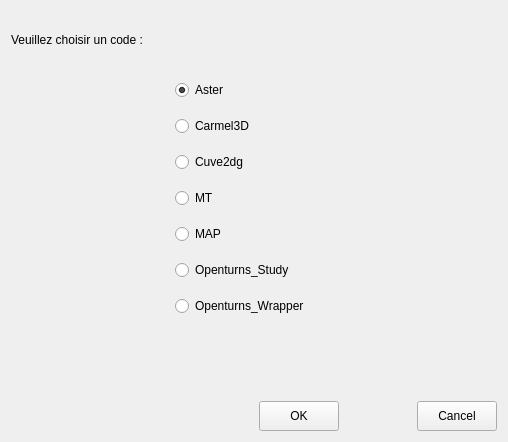
SalomePlatform/eficas_tools, file UiQT4/desChoixCode.ui: the form before one commit.
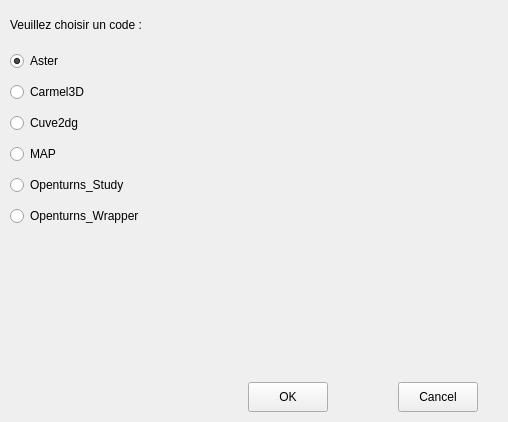
The form after the commit.

Commit message: Pour  decouvrir tous les catalogues

The edit to the form file:
```diff
--- a/UiQT4/desChoixCode.ui
+++ b/UiQT4/desChoixCode.ui
@@ -7,17 +7,21 @@
     <x>0</x>
     <y>0</y>
     <width>508</width>
-    <height>442</height>
+    <height>422</height>
    </rect>
   </property>
   <property name="windowTitle">
    <string>Choix du code</string>
   </property>
-  <layout class="QGridLayout" name="gridLayout_4">
-   <item row="0" column="0" rowspan="2" colspan="3">
-    <layout class="QGridLayout" name="gridLayout_2">
-     <item row="0" column="0">
-      <widget class="QLabel" name="label_choix">
+  <widget class="QRadioButton" name="rB_Openturns_Wrapper">
+   <property name="geometry">
+    <rect>
+     <x>10</x>
+     <y>201</y>
+     <width>162</width>
+     <height>30</height>
+    </rect>
+   </property>
        <property name="minimumSize">
         <size>
          <width>0</width>
@@ -25,57 +29,37 @@
         </size>
        </property>
        <property name="text">
-        <string>Veuillez choisir un code :</string>
-       </property>
-      </widget>
-     </item>
-     <item row="0" column="1">
-      <spacer name="horizontalSpacer">
-       <property name="orientation">
-        <enum>Qt::Horizontal</enum>
-       </property>
-       <property name="sizeHint" stdset="0">
+    <string>Openturns_Wrapper</string>
+   </property>
+  </widget>
+  <widget class="QRadioButton" name="rB_Openturns_Study">
+   <property name="geometry">
+    <rect>
+     <x>10</x>
+     <y>170</y>
+     <width>162</width>
+     <height>30</height>
+    </rect>
+   </property>
+   <property name="minimumSize">
         <size>
-         <width>298</width>
-         <height>20</height>
-        </size>
-       </property>
-      </spacer>
-     </item>
-    </layout>
-   </item>
-   <item row="1" column="1">
-    <spacer name="verticalSpacer">
-     <property name="orientation">
-      <enum>Qt::Vertical</enum>
-     </property>
-     <property name="sizeHint" stdset="0">
-      <size>
-       <width>20</width>
-       <height>62</height>
-      </size>
-     </property>
-    </spacer>
-   </item>
-   <item row="2" column="0" colspan="3">
-    <layout class="QGridLayout" name="gridLayout_3">
-     <item row="0" column="0">
-      <spacer name="horizontalSpacer_4">
-       <property name="orientation">
-        <enum>Qt::Horizontal</enum>
-       </property>
-       <property name="sizeHint" stdset="0">
-        <size>
-         <width>98</width>
-         <height>20</height>
-        </size>
-       </property>
-      </spacer>
-     </item>
-     <item row="0" column="1">
-      <layout class="QVBoxLayout" name="verticalLayout">
-       <item>
+     <width>0</width>
+     <height>30</height>
+    </size>
+   </property>
+   <property name="text">
+    <string>Openturns_Study</string>
+   </property>
+  </widget>
         <widget class="QRadioButton" name="rB_Aster">
+   <property name="geometry">
+    <rect>
+     <x>10</x>
+     <y>46</y>
+     <width>162</width>
+     <height>30</height>
+    </rect>
+   </property>
          <property name="minimumSize">
           <size>
            <width>0</width>
@@ -89,22 +73,15 @@
           <bool>true</bool>
          </property>
         </widget>
-       </item>
-       <item>
-        <widget class="QRadioButton" name="rB_Carmel3D">
-         <property name="minimumSize">
-          <size>
-           <width>0</width>
-           <height>30</height>
-          </size>
-         </property>
-         <property name="text">
-          <string>Carmel3D</string>
-         </property>
-        </widget>
-       </item>
-       <item>
         <widget class="QRadioButton" name="rB_Cuve2dg">
+   <property name="geometry">
+    <rect>
+     <x>10</x>
+     <y>108</y>
+     <width>162</width>
+     <height>30</height>
+    </rect>
+   </property>
          <property name="minimumSize">
           <size>
            <width>0</width>
@@ -115,9 +92,15 @@
           <string>Cuve2dg</string>
          </property>
         </widget>
-       </item>
-       <item>
-        <widget class="QRadioButton" name="rB_MT">
+  <widget class="QRadioButton" name="rB_Carmel3D">
+   <property name="geometry">
+    <rect>
+     <x>10</x>
+     <y>77</y>
+     <width>162</width>
+     <height>30</height>
+    </rect>
+   </property>
          <property name="minimumSize">
           <size>
            <width>0</width>
@@ -125,12 +108,18 @@
           </size>
          </property>
          <property name="text">
-          <string>MT</string>
-         </property>
-        </widget>
-       </item>
-       <item>
+    <string>Carmel3D</string>
+   </property>
+  </widget>
         <widget class="QRadioButton" name="rB_MAP">
+   <property name="geometry">
+    <rect>
+     <x>10</x>
+     <y>139</y>
+     <width>162</width>
+     <height>30</height>
+    </rect>
+   </property>
          <property name="minimumSize">
           <size>
            <width>0</width>
@@ -141,64 +130,15 @@
           <string>MAP</string>
          </property>
         </widget>
-       </item>
-       <item>
-        <widget class="QRadioButton" name="rB_Openturns_Study">
-         <property name="minimumSize">
-          <size>
-           <width>0</width>
-           <height>30</height>
-          </size>
-         </property>
-         <property name="text">
-          <string>Openturns_Study</string>
-         </property>
-        </widget>
-       </item>
-       <item>
-        <widget class="QRadioButton" name="rB_Openturns_Wrapper">
-         <property name="minimumSize">
-          <size>
-           <width>0</width>
-           <height>30</height>
-          </size>
-         </property>
-         <property name="text">
-          <string>Openturns_Wrapper</string>
-         </property>
-        </widget>
-       </item>
-      </layout>
-     </item>
-     <item row="0" column="2">
-      <spacer name="horizontalSpacer_5">
-       <property name="orientation">
-        <enum>Qt::Horizontal</enum>
-       </property>
-       <property name="sizeHint" stdset="0">
-        <size>
-         <width>188</width>
-         <height>20</height>
-        </size>
-       </property>
-      </spacer>
-     </item>
-    </layout>
-   </item>
-   <item row="3" column="2">
-    <spacer name="verticalSpacer_2">
-     <property name="orientation">
-      <enum>Qt::Vertical</enum>
-     </property>
-     <property name="sizeHint" stdset="0">
-      <size>
-       <width>20</width>
-       <height>78</height>
-      </size>
-     </property>
-    </spacer>
-   </item>
-   <item row="4" column="0" colspan="3">
+  <widget class="QWidget" name="">
+   <property name="geometry">
+    <rect>
+     <x>0</x>
+     <y>380</y>
+     <width>478</width>
+     <height>34</height>
+    </rect>
+   </property>
     <layout class="QGridLayout" name="gridLayout">
      <item row="0" column="0">
       <spacer name="horizontalSpacer_3">
@@ -257,8 +197,26 @@
       </layout>
      </item>
     </layout>
-   </item>
-  </layout>
+  </widget>
+  <widget class="QLabel" name="label_choix">
+   <property name="geometry">
+    <rect>
+     <x>10</x>
+     <y>10</y>
+     <width>171</width>
+     <height>30</height>
+    </rect>
+   </property>
+   <property name="minimumSize">
+    <size>
+     <width>0</width>
+     <height>30</height>
+    </size>
+   </property>
+   <property name="text">
+    <string>Veuillez choisir un code :</string>
+   </property>
+  </widget>
  </widget>
  <resources/>
  <connections/>
```
Lines whose indentation alone changed are shown as unchanged.
